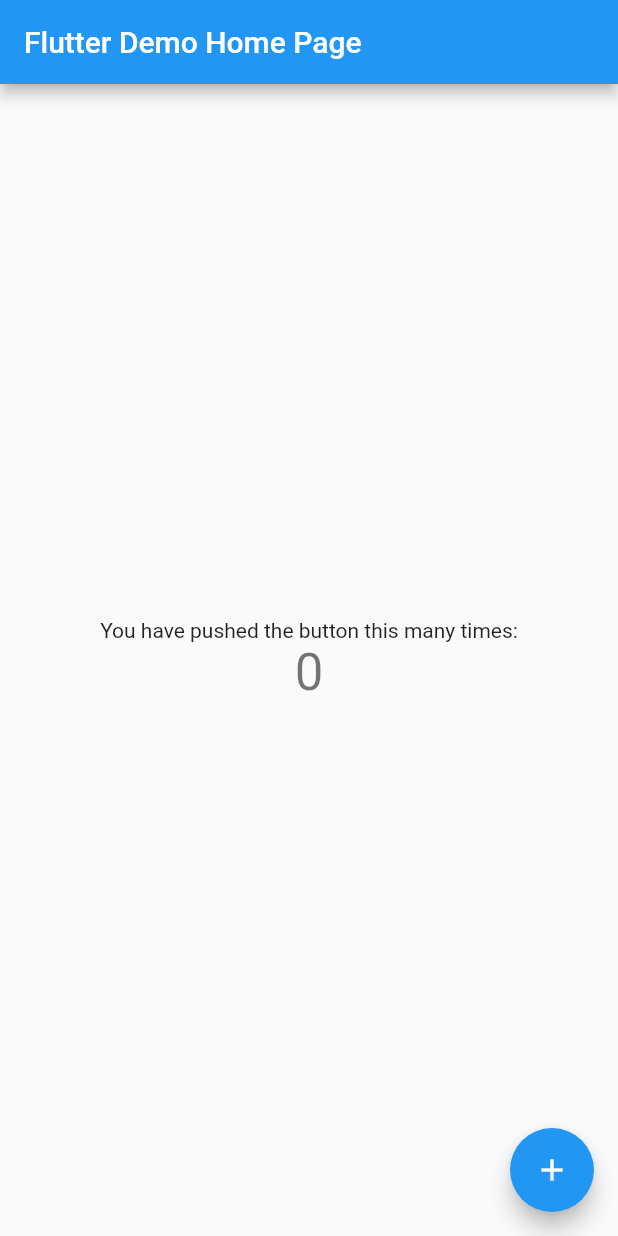
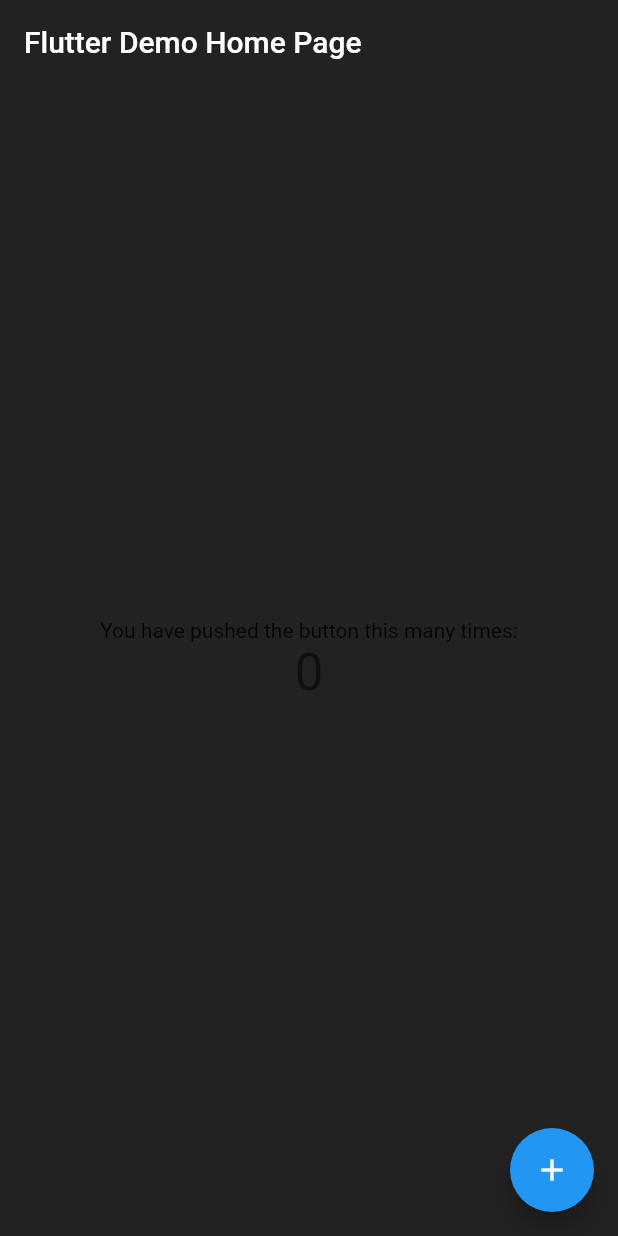
Before and after one commit to Adelzm/socialApp-CleanArch-Flutter, a Flutter app: the screen it shows after launch, on a phone screen of 412 x 824 dp. Run offline on Flutter 3.47's test engine with Material 2 defaults, Android fonts, the phone set to English and light mode, and no system bars.

Commit message:
- implement custom theme

```diff
--- a/lib/main.dart
+++ b/lib/main.dart
@@ -1,4 +1,5 @@
 import 'package:flutter/material.dart';
+import 'package:social_media_clean_archi/src/config/app_theme.dart';
 
 void main() {
   runApp(const MyApp());
@@ -12,18 +13,7 @@ class MyApp extends StatelessWidget {
   Widget build(BuildContext context) {
     return MaterialApp(
       title: 'Flutter Demo',
-      theme: ThemeData(
-        // This is the theme of your application.
-        //
-        // Try running your application with "flutter run". You'll see the
-        // application has a blue toolbar. Then, without quitting the app, try
-        // changing the primarySwatch below to Colors.green and then invoke
-        // "hot reload" (press "r" in the console where you ran "flutter run",
-        // or simply save your changes to "hot reload" in a Flutter IDE).
-        // Notice that the counter didn't reset back to zero; the application
-        // is not restarted.
-        primarySwatch: Colors.blue,
-      ),
+      theme: CustomTheme().theme(),
       home: const MyHomePage(title: 'Flutter Demo Home Page'),
     );
   }
--- a/lib/src/config/app_theme.dart
+++ b/lib/src/config/app_theme.dart
@@ -0,0 +1,22 @@
+import 'package:flutter/material.dart';
+
+class CustomTheme {
+  ThemeData theme() {
+    return ThemeData(
+      scaffoldBackgroundColor: Colors.black87,
+      appBarTheme: const AppBarTheme(
+        backgroundColor: Colors.transparent,
+        elevation: 0,
+        iconTheme: IconThemeData(color: Colors.white),
+      ),
+      textTheme: const TextTheme(
+        titleLarge: TextStyle(color: Colors.white),
+        titleMedium: TextStyle(color: Colors.white),
+        titleSmall: TextStyle(color: Colors.white),
+        bodyLarge: TextStyle(color: Colors.white),
+        bodySmall: TextStyle(color: Colors.white),
+      ),
+      iconTheme: const IconThemeData(color: Colors.white),
+    );
+  }
+}
```
